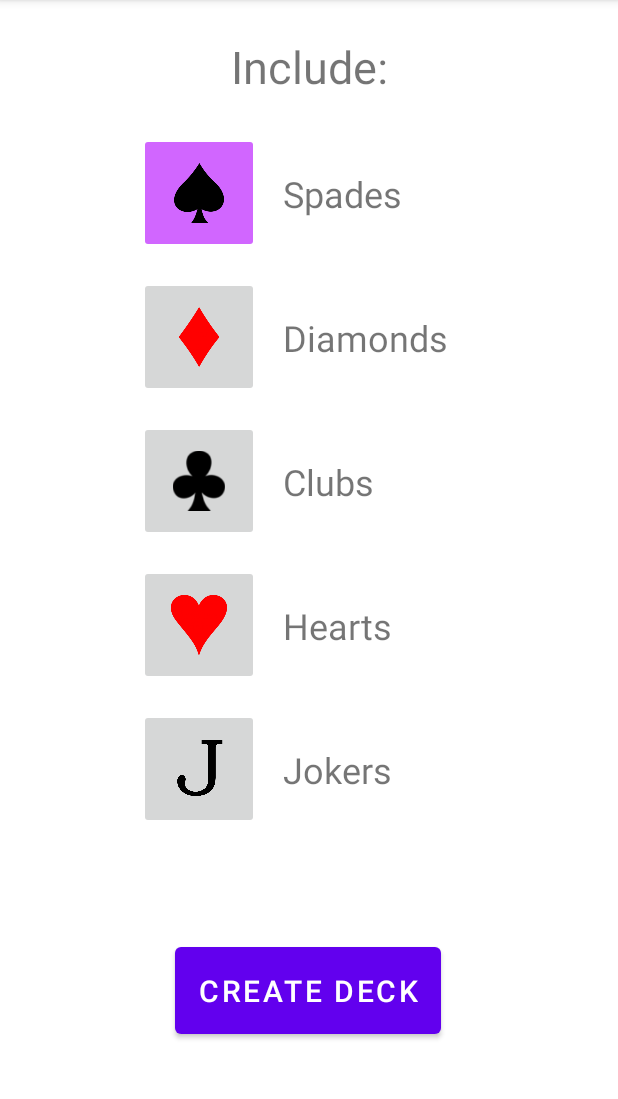
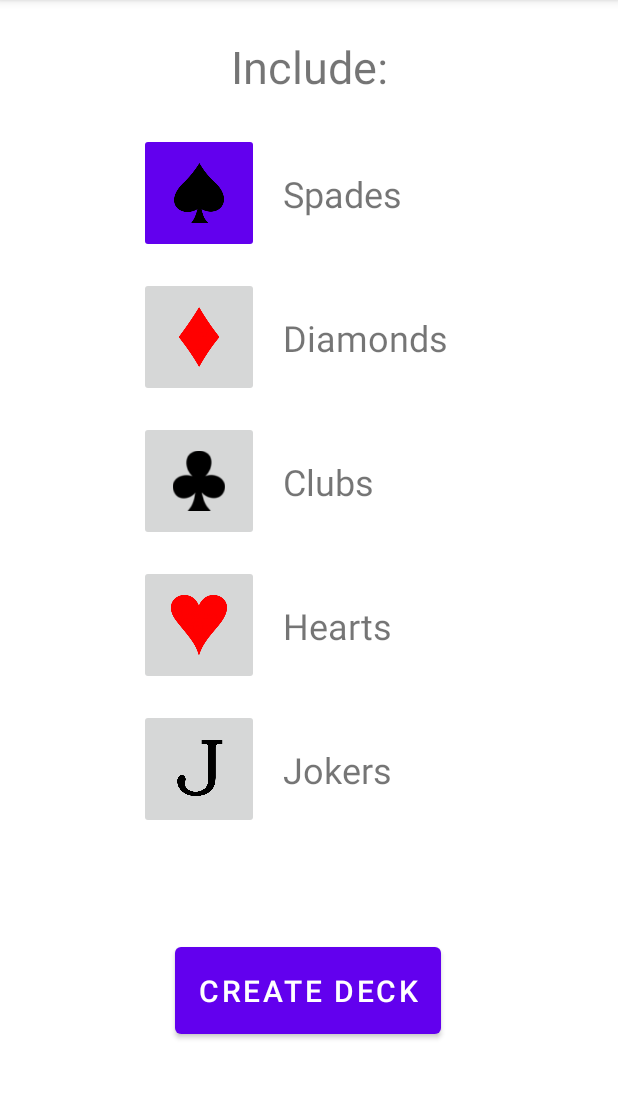
Before and after one commit to attealalahti/deck-of-cards-app, an Android app: the screen it shows after launch (MainActivity), after a tap on "Spade button unselected", on a phone screen of 412 x 824 dp, the part 84-1183 px from its top. Run offline under Robolectric (Android 15) with nearby library versions, the phone set to English and light mode, and no system bars.

Commit message:
Modify MainActivity: button highlight color reacts to light mode change.

```diff
--- a/app/src/main/java/fi/alalahti/deckofcards/MainActivity.kt
+++ b/app/src/main/java/fi/alalahti/deckofcards/MainActivity.kt
@@ -1,6 +1,8 @@
 package fi.alalahti.deckofcards
 
 import android.content.Intent
+import android.content.res.Configuration
+import android.content.res.Resources
 import android.graphics.Color
 import android.graphics.PorterDuff
 import androidx.appcompat.app.AppCompatActivity
@@ -9,6 +11,8 @@ import android.os.PersistableBundle
 import android.view.View
 import android.widget.Button
 import android.widget.ImageButton
+import androidx.core.content.ContextCompat
+import com.google.android.material.internal.ContextUtils.getActivity
 
 class MainActivity : AppCompatActivity() {
 
@@ -23,8 +27,6 @@ class MainActivity : AppCompatActivity() {
     val CLUB_CODES = "AC,2C,3C,4C,5C,6C,7C,8C,9C,0C,JC,QC,KC"
     val HEART_CODES = "AH,2H,3H,4H,5H,6H,7H,8H,9H,0H,JH,QH,KH"
     val JOKER_CODES = "X1,X2"
-
-    var enabledColor = Color.parseColor("#d166ff")
 
     lateinit var createDeckButton: Button
 
@@ -86,8 +88,14 @@ class MainActivity : AppCompatActivity() {
     }
 
     fun changeButtonColor(button: ImageButton, enabled: Boolean, buttonName: String) {
-        // The only way I found to change the color of an ImageButton without destroying it's existing styling
         if (enabled) {
+            // Check device is in night mode or not, choose color based on that
+            val colorId: Int = when(resources.configuration.uiMode.and(Configuration.UI_MODE_NIGHT_MASK)) {
+                Configuration.UI_MODE_NIGHT_YES -> android.R.color.holo_purple
+                else -> R.color.purple_500
+            }
+            val enabledColor = ContextCompat.getColor(applicationContext, colorId)
+            // The only way I found to change the color of an ImageButton without destroying it's existing styling
             button.background.setColorFilter(enabledColor, PorterDuff.Mode.SRC)
             button.contentDescription = "$buttonName ${getString(R.string.button_selected)}"
         } else {
```
